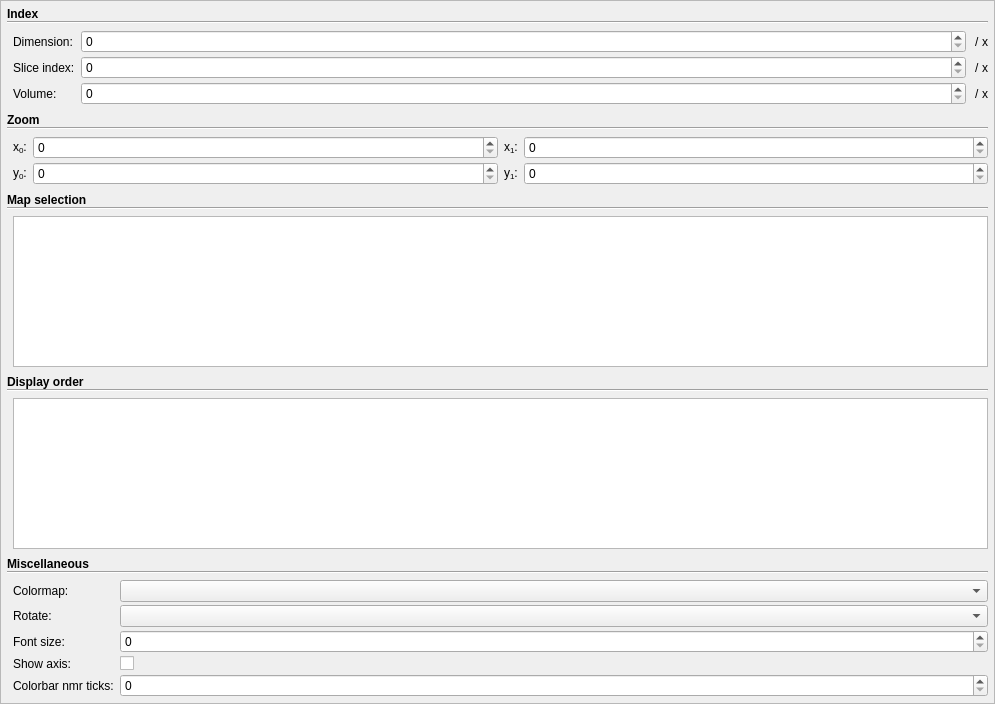
robbert-harms/MDT, file mdt/data/qt_designs/maps_visualizer/TabGeneral.ui: the form before one commit.
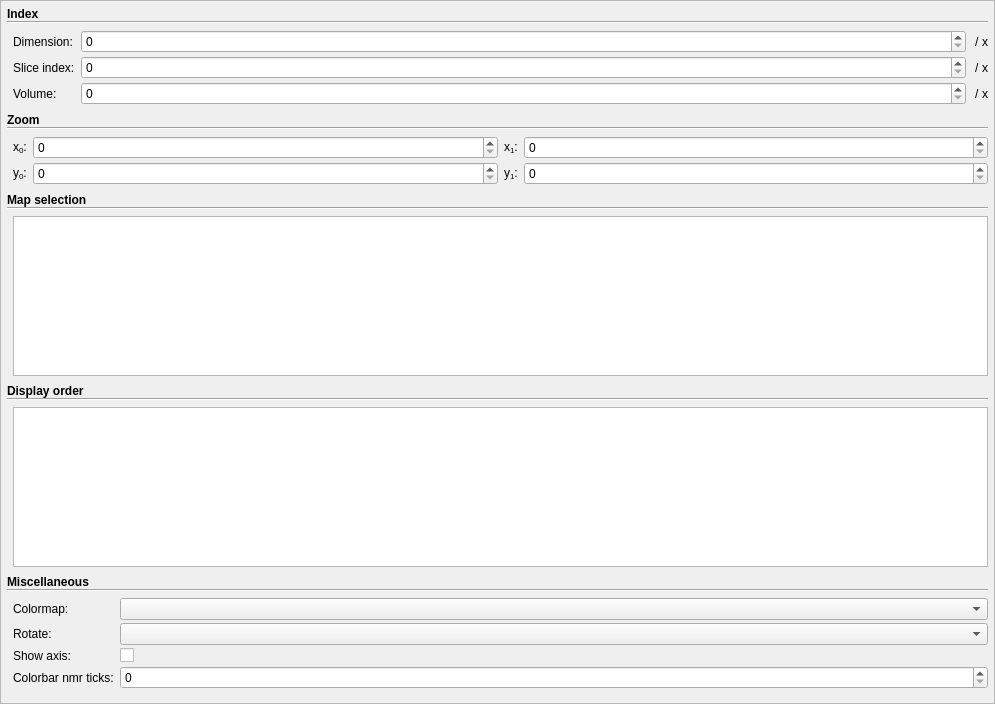
The form after the commit. Custom widgets are drawn as their Qt base class.

Patch:
```diff
--- a/mdt/data/qt_designs/maps_visualizer/TabGeneral.ui
+++ b/mdt/data/qt_designs/maps_visualizer/TabGeneral.ui
@@ -444,37 +444,27 @@
               <widget class="QComboBox" name="general_rotate"/>
              </item>
              <item row="2" column="0">
-              <widget class="QLabel" name="label_3">
-               <property name="text">
-                <string>Font size:</string>
-               </property>
-              </widget>
-             </item>
-             <item row="2" column="1">
-              <widget class="QSpinBox" name="general_font_size"/>
-             </item>
-             <item row="3" column="0">
               <widget class="QLabel" name="label_4">
                <property name="text">
                 <string>Show axis:</string>
                </property>
               </widget>
              </item>
-             <item row="3" column="1">
+             <item row="2" column="1">
               <widget class="QCheckBox" name="general_show_axis">
                <property name="text">
                 <string/>
                </property>
               </widget>
              </item>
-             <item row="4" column="0">
+             <item row="3" column="0">
               <widget class="QLabel" name="label_5">
                <property name="text">
                 <string>Colorbar nmr ticks:</string>
                </property>
               </widget>
              </item>
-             <item row="4" column="1">
+             <item row="3" column="1">
               <widget class="QSpinBox" name="general_colorbar_nmr_ticks"/>
              </item>
             </layout>
```
Left out of the diff: 1 changed line with no effect on the pictures.
